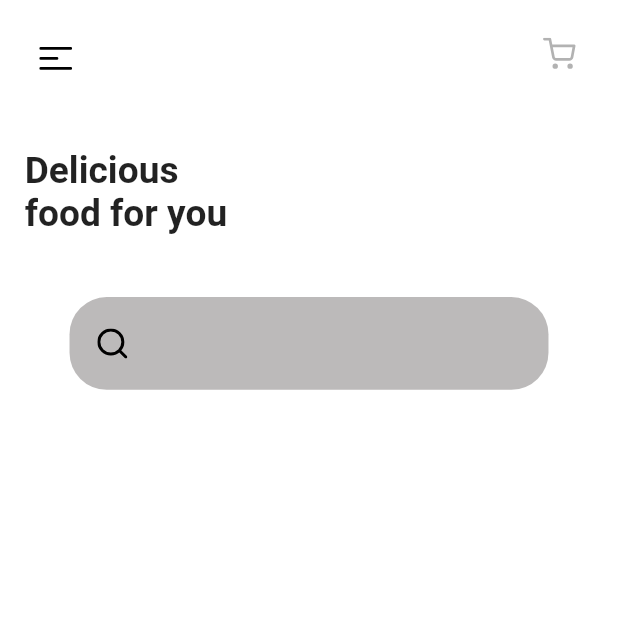
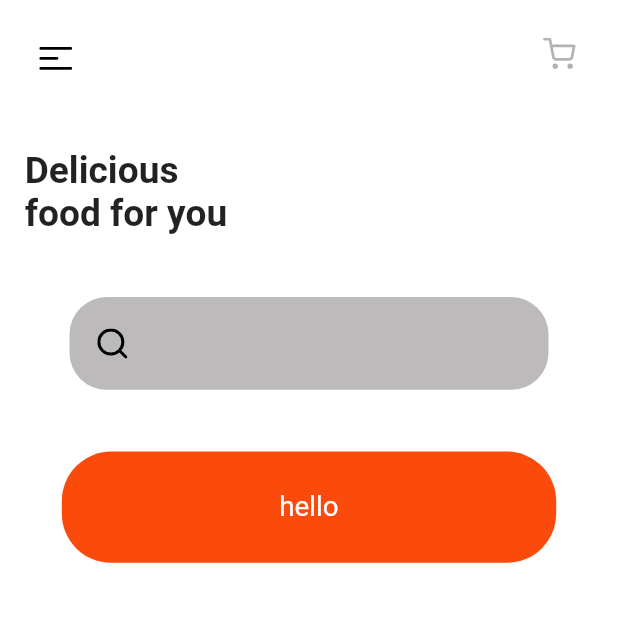
Before and after one commit to Siners8/Food-Services, a Flutter app: the screen it shows after launch, on a phone screen of 412 x 824 dp, the top half of it. Run offline on Flutter 3.47's test engine with Material 2 defaults, Android fonts, the phone set to English and light mode, and no system bars; our stand-ins replace flutter_screenutil, flutter_svg.

```diff
--- a/lib/home_menu/home_menu_screen.dart
+++ b/lib/home_menu/home_menu_screen.dart
@@ -1,6 +1,9 @@
 import 'package:flutter/material.dart';
 import 'package:flutter_svg/flutter_svg.dart';
+import 'package:food_service/Food_details/food_detail.dart';
+import 'package:food_service/food_order/food_order.dart';
 import 'package:food_service/source/color_assets.dart';
+import 'package:food_service/source/common_widgets.dart';
 import 'package:food_service/source/image_assets.dart';
 import 'package:food_service/source/screen_util.dart';
 import 'package:food_service/source/string_assets.dart';
@@ -18,7 +21,6 @@ class _HomeMenuState extends State<HomeMenu> {
       child: Scaffold(
         backgroundColor: ColorAssets.themeColorWhite,
         body: Container(
-
           child: Column(
             children: [
               ///Top Menu Icon and Cart Icon
@@ -93,7 +95,11 @@ class _HomeMenuState extends State<HomeMenu> {
                     child: SvgPicture.asset(ImageAssets.searchIcon,)),
               ),
               ///SelectorOfItem
-
+              GestureDetector(
+                  onTap: (){
+                    Navigator.push(context, MaterialPageRoute(builder: (context)=>FoodOrder()));
+                  },
+                  child: CommonWidgets().button("hello")),
             ],
           ),
         ),
--- a/lib/main.dart
+++ b/lib/main.dart
@@ -26,7 +26,6 @@ class _HomeScreenState extends State<HomeScreen> {
   @override
   Widget build(BuildContext context) {
     return Scaffold(
-
       body: HomeMenu(),
     );
   }
--- /dev/null
+++ b/lib/source/common_widgets.dart
@@ -0,0 +1,22 @@
+import 'package:flutter/material.dart';
+import 'screen_util.dart';
+import 'color_assets.dart';
+
+class CommonWidgets {
+  Widget button(String message) {
+    return Container(
+      width: Constant.size320,
+      height: Constant.size72,
+      decoration: BoxDecoration(
+        color: ColorAssets.themeColorOrange,
+        borderRadius: BorderRadius.all(Radius.circular(Constant.size32)),
+      ),
+      child: Center(
+        child: Text(
+          message,
+          style: TextStyle(fontSize: FontSize.s18,color:ColorAssets.themeColorWhite ),
+        ),
+      ),
+    );
+  }
+}
--- a/lib/source/image_assets.dart
+++ b/lib/source/image_assets.dart
@@ -4,4 +4,8 @@ class ImageAssets{
   static String menuIcon = "assets/icons/menu.svg";
   static String shoppingCartIcon ="assets/icons/shopping-cart.svg";
   static String searchIcon= "assets/icons/search.svg";
+  //Food Order
+static String backButtonIcon = 'assets/icons/chevron-left.png';
+  static String cartIcon = 'assets/icons/cart.svg';
+
 }
--- a/lib/source/string_assets.dart
+++ b/lib/source/string_assets.dart
@@ -3,4 +3,8 @@ class StringAssets {
   static String delicious= "Delicious";
   static String food ="food for you";
   static String search ="search";
+  //Food Order Screen
+static String order='Orders';
+static String noOrdersNow='No Orders Yet';
+static String orderNow = 'Order now';
 }
```
Also changed, not shown: lib/Food_details/food_detail.dart (added, +16 -0 lines), lib/food_order/food_order.dart (added, +71 -0 lines), assets/icons/Vector.svg (added), assets/icons/back_button.svg (renamed from assets/icons/chevron-left.svg), assets/icons/cart.svg (added), assets/icons/chevron-left.png (added).
